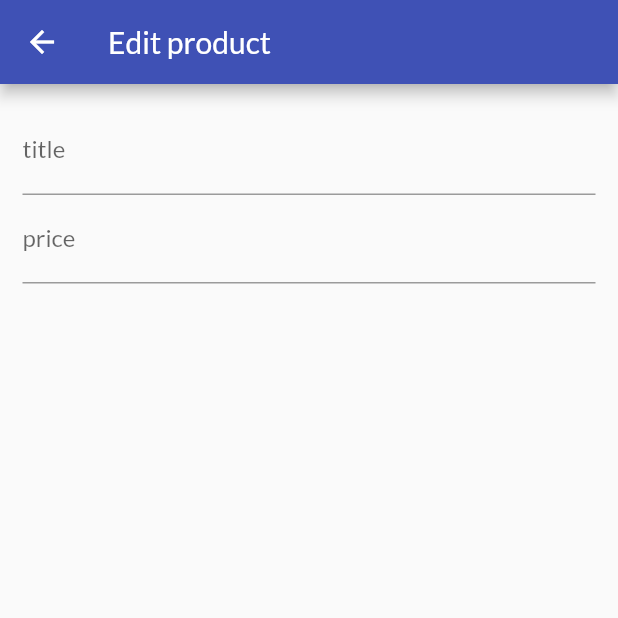
After one commit to Haedong-Jeon/ShopApp, a Flutter app: the EditProdcutScreen screen opened by its route, on a phone screen of 412 x 824 dp, the top half of it. The commit adds this screen. Run offline on Flutter 3.47's test engine with Material 2 defaults, Android fonts, the phone set to English and light mode, and no system bars; network calls fail.

Commit message:
사용자 입력

```diff
--- a/lib/main.dart
+++ b/lib/main.dart
@@ -2,8 +2,10 @@ import 'package:flutter/material.dart';
 import 'package:provider/provider.dart';
 import './screens/product_detail_screen.dart';
 import './screens/product_overview_screen.dart';
+import './screens/user_product_screen.dart';
 import './screens/orders_screen.dart';
 import './screens/cart_screen.dart';
+import './screens/edit_product_screen.dart';
 import './providers/cart.dart';
 import './providers/orders.dart';
 import './providers/products.dart';
@@ -37,6 +39,8 @@ class MyApp extends StatelessWidget {
           ProductDetailScreen.routeName: (context) => ProductDetailScreen(),
           CartScreen.routeName: (context) => CartScreen(),
           OrdersScreen.routeName: (context) => OrdersScreen(),
+          UserProductScreen.routeName: (context) => UserProductScreen(),
+          EditProdcutScreen.routeName: (context) => EditProdcutScreen(),
         },
       ),
     );
--- /dev/null
+++ b/lib/screens/edit_product_screen.dart
@@ -0,0 +1,41 @@
+import 'package:flutter/material.dart';
+
+class EditProdcutScreen extends StatefulWidget {
+  static const String routeName = './screens/edit_product_screen';
+  @override
+  _EditProdcutScreenState createState() => _EditProdcutScreenState();
+}
+
+class _EditProdcutScreenState extends State<EditProdcutScreen> {
+  final _priceFocusNode = FocusNode();
+  @override
+  Widget build(BuildContext context) {
+    return Scaffold(
+      appBar: AppBar(
+        title: Text('Edit product'),
+      ),
+      body: Padding(
+        padding: const EdgeInsets.all(15.0),
+        child: Form(
+          child: ListView(
+            children: <Widget>[
+              TextFormField(
+                decoration: InputDecoration(labelText: 'title'),
+                textInputAction: TextInputAction.next,
+                onFieldSubmitted: (_) {
+                  FocusScope.of(context).requestFocus(_priceFocusNode);
+                },
+              ),
+              TextFormField(
+                decoration: InputDecoration(labelText: 'price'),
+                textInputAction: TextInputAction.next,
+                keyboardType: TextInputType.number,
+                focusNode: _priceFocusNode,
+              ),
+            ],
+          ),
+        ),
+      ),
+    );
+  }
+}
--- a/lib/widgets/app_drawer.dart
+++ b/lib/widgets/app_drawer.dart
@@ -1,5 +1,6 @@
 import 'package:flutter/material.dart';
 import '../screens/orders_screen.dart';
+import '../screens/user_product_screen.dart';
 
 class AppDrawer extends StatelessWidget {
   @override
@@ -28,6 +29,15 @@ class AppDrawer extends StatelessWidget {
                   .pushReplacementNamed(OrdersScreen.routeName);
             },
           ),
+          Divider(),
+          ListTile(
+            leading: Icon(Icons.edit),
+            title: Text('products'),
+            onTap: () {
+              Navigator.of(context)
+                  .pushReplacementNamed(UserProductScreen.routeName);
+            },
+          ),
         ],
       ),
     );
```
Also changed, not shown: lib/screens/user_product_screen.dart (added, +45 -0 lines), lib/widgets/user_product_item.dart (added, +34 -0 lines).
